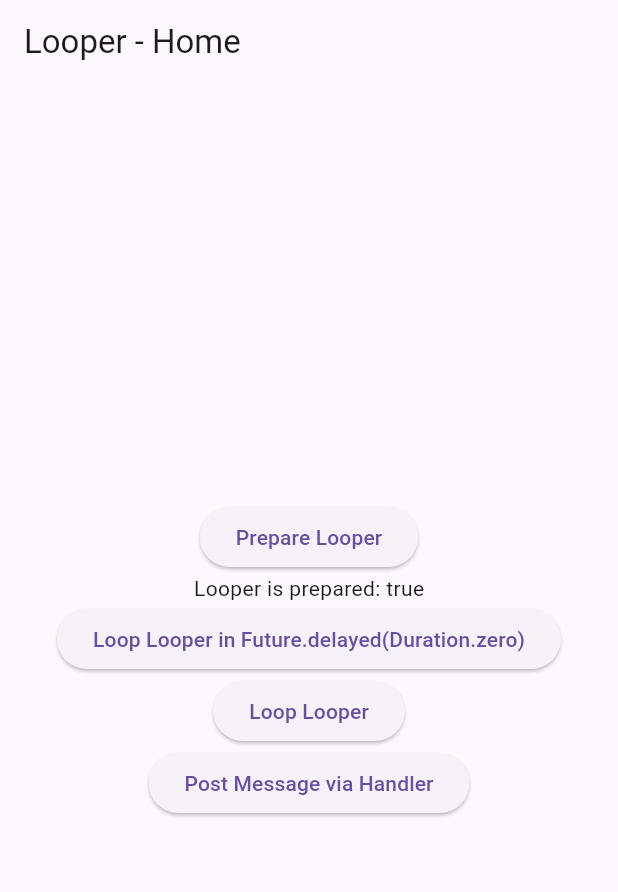
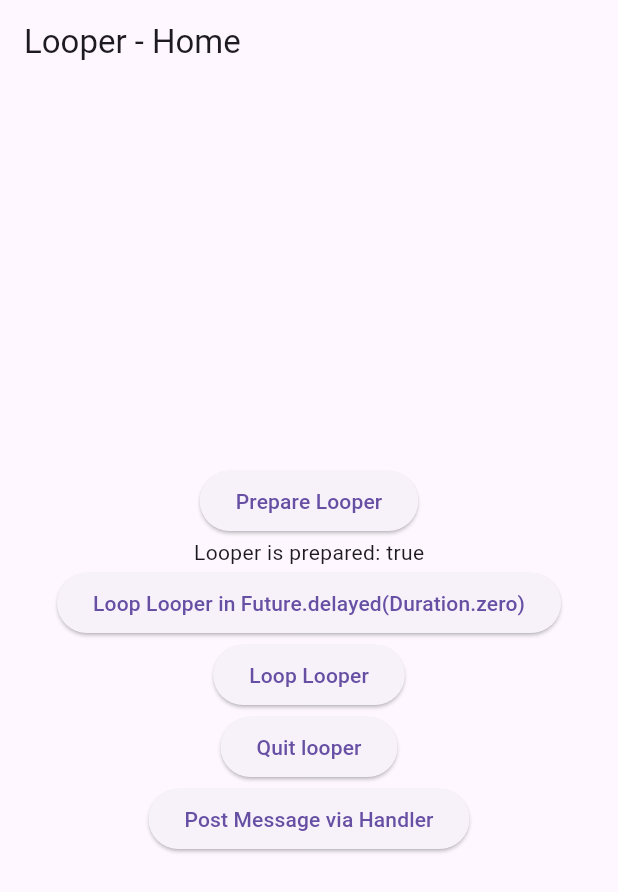
Before and after one commit to kekland/jnigen_looper_example, a Flutter app: the screen it shows after launch, on a phone screen of 412 x 824 dp. Shown: the top 892 px of the screen. Run offline on Flutter 3.47's test engine with Material 3 defaults, Android fonts, the phone set to English and light mode, and no system bars.

```diff
--- a/lib/main.dart
+++ b/lib/main.dart
@@ -66,6 +66,11 @@ class _HomePageState extends State<HomePage> {
     );
   }
 
+  void _quitLooper() {
+    debugPrint('_quitLooper');
+    Looper.myLooper().quitSafely();
+  }
+
   @override
   Widget build(BuildContext context) {
     final isLooperPrepared = !Looper.myLooper().isNull;
@@ -96,6 +101,10 @@ class _HomePageState extends State<HomePage> {
               child: const Text('Loop Looper'),
             ),
             ElevatedButton(
+              onPressed: isLooperPrepared ? _quitLooper : null,
+              child: const Text('Quit looper'),
+            ),
+            ElevatedButton(
               onPressed: isLooperPrepared ? _postMessage : null,
               child: const Text('Post Message via Handler'),
             ),
```
Also changed, not shown: 1 other file.
